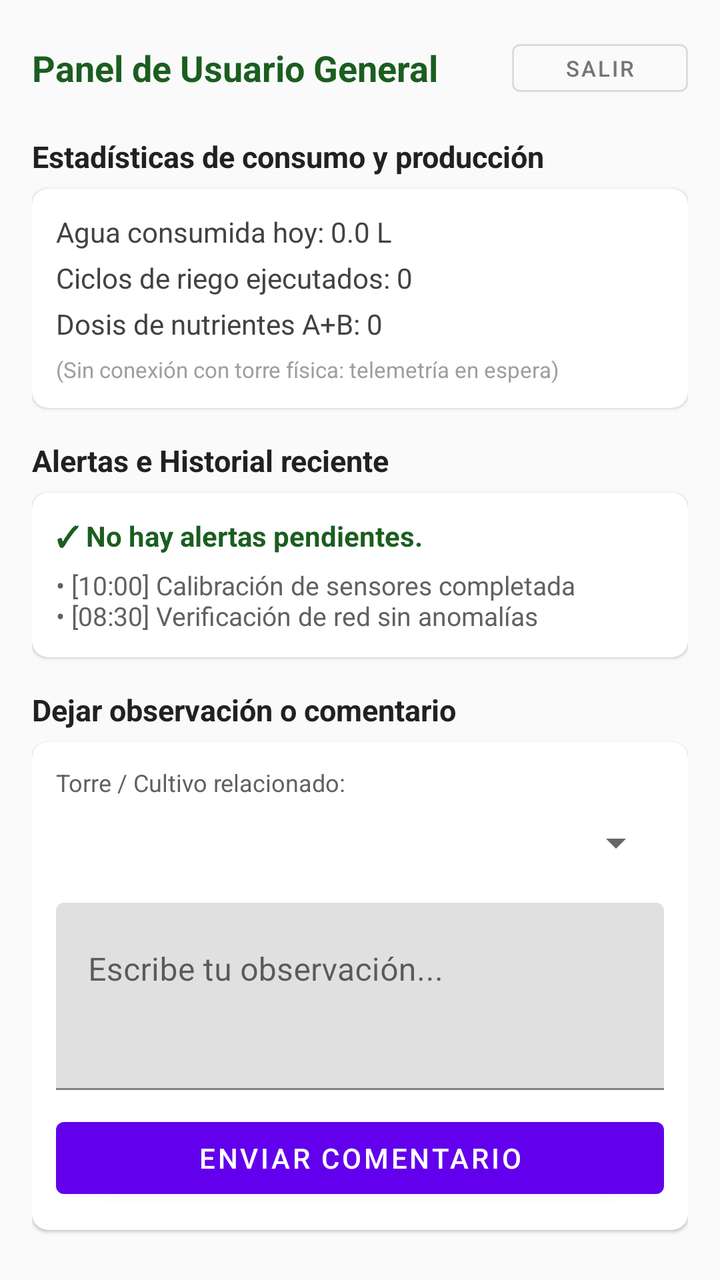
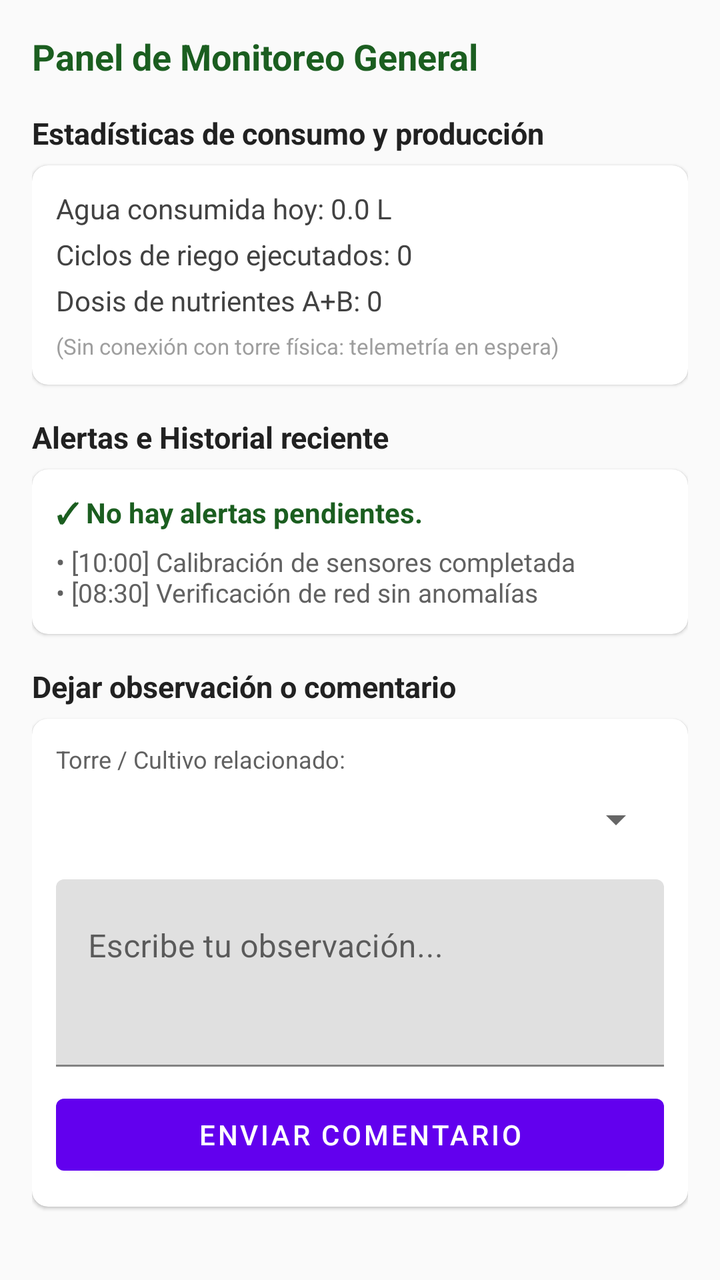

Screens rendered from an Android XML layout before and after an edit, with the pre-edit source and the edit as a unified diff.
<!-- AndroidManifest.xml: application theme Theme.HidroSmart -->
<!-- res/layout/fragment_historial.xml -->
<?xml version="1.0" encoding="utf-8"?>
<ScrollView xmlns:android="http://schemas.android.com/apk/res/android"
    xmlns:app="http://schemas.android.com/apk/res-auto"
    android:layout_width="match_parent"
    android:layout_height="match_parent"
    android:background="#FAFAFA"
    android:fillViewport="true">

    <LinearLayout
        android:layout_width="match_parent"
        android:layout_height="wrap_content"
        android:orientation="vertical"
        android:padding="16dp">

        
        <LinearLayout
            android:layout_width="match_parent"
            android:layout_height="wrap_content"
            android:gravity="center_vertical"
            android:orientation="horizontal">

            <TextView
                android:layout_width="0dp"
                android:layout_height="wrap_content"
                android:layout_weight="1"
                android:text="Panel de Usuario General"
                android:textColor="#1B5E20"
                android:textSize="18sp"
                android:textStyle="bold" />

            <Button
                android:id="@+id/btnCerrarSesion"
                style="?attr/materialButtonOutlinedStyle"
                android:layout_width="wrap_content"
                android:layout_height="36dp"
                android:paddingStart="10dp"
                android:paddingEnd="10dp"
                android:text="Salir"
                android:textColor="#757575"
                android:textSize="11sp" />
        </LinearLayout>

        
        <TextView
            android:layout_width="wrap_content"
            android:layout_height="wrap_content"
            android:layout_marginTop="16dp"
            android:text="Estadísticas de consumo y producción"
            android:textColor="#212121"
            android:textSize="15sp"
            android:textStyle="bold" />

        <com.google.android.material.card.MaterialCardView
            android:layout_width="match_parent"
            android:layout_height="wrap_content"
            android:layout_marginTop="6dp"
            app:cardCornerRadius="8dp"
            app:cardElevation="1dp">

            <LinearLayout
                android:layout_width="match_parent"
                android:layout_height="wrap_content"
                android:orientation="vertical"
                android:padding="12dp">

                <TextView
                    android:layout_width="wrap_content"
                    android:layout_height="wrap_content"
                    android:text="Agua consumida hoy: 0.0 L"
                    android:textColor="#424242"
                    android:textSize="14sp" />

                <TextView
                    android:layout_width="wrap_content"
                    android:layout_height="wrap_content"
                    android:layout_marginTop="4dp"
                    android:text="Ciclos de riego ejecutados: 0"
                    android:textColor="#424242"
                    android:textSize="14sp" />

                <TextView
                    android:layout_width="wrap_content"
                    android:layout_height="wrap_content"
                    android:layout_marginTop="4dp"
                    android:text="Dosis de nutrientes A+B: 0"
                    android:textColor="#424242"
                    android:textSize="14sp" />

                <TextView
                    android:layout_width="wrap_content"
                    android:layout_height="wrap_content"
                    android:layout_marginTop="6dp"
                    android:text="(Sin conexión con torre física: telemetría en espera)"
                    android:textColor="#9E9E9E"
                    android:textSize="11sp" />
            </LinearLayout>
        </com.google.android.material.card.MaterialCardView>

        
        <TextView
            android:layout_width="wrap_content"
            android:layout_height="wrap_content"
            android:layout_marginTop="16dp"
            android:text="Alertas e Historial reciente"
            android:textColor="#212121"
            android:textSize="15sp"
            android:textStyle="bold" />

        <com.google.android.material.card.MaterialCardView
            android:layout_width="match_parent"
            android:layout_height="wrap_content"
            android:layout_marginTop="6dp"
            app:cardCornerRadius="8dp"
            app:cardElevation="1dp">

            <LinearLayout
                android:layout_width="match_parent"
                android:layout_height="wrap_content"
                android:orientation="vertical"
                android:padding="12dp">

                <TextView
                    android:layout_width="wrap_content"
                    android:layout_height="wrap_content"
                    android:text="✓ No hay alertas pendientes."
                    android:textColor="#1B5E20"
                    android:textStyle="bold" />

                <TextView
                    android:layout_width="wrap_content"
                    android:layout_height="wrap_content"
                    android:layout_marginTop="6dp"
                    android:text="• [10:00] Calibración de sensores completada\n• [08:30] Verificación de red sin anomalías"
                    android:textColor="#616161"
                    android:textSize="13sp" />
            </LinearLayout>
        </com.google.android.material.card.MaterialCardView>

        
        <TextView
            android:layout_width="wrap_content"
            android:layout_height="wrap_content"
            android:layout_marginTop="16dp"
            android:text="Dejar observación o comentario"
            android:textColor="#212121"
            android:textSize="15sp"
            android:textStyle="bold" />

        <com.google.android.material.card.MaterialCardView
            android:layout_width="match_parent"
            android:layout_height="wrap_content"
            android:layout_marginTop="6dp"
            app:cardCornerRadius="8dp"
            app:cardElevation="1dp">

            <LinearLayout
                android:layout_width="match_parent"
                android:layout_height="wrap_content"
                android:orientation="vertical"
                android:padding="12dp">

                <TextView
                    android:layout_width="wrap_content"
                    android:layout_height="wrap_content"
                    android:text="Torre / Cultivo relacionado:"
                    android:textColor="#616161"
                    android:textSize="12sp" />

                <Spinner
                    android:id="@+id/spnTorreComentario"
                    android:layout_width="match_parent"
                    android:layout_height="44dp" />

                <com.google.android.material.textfield.TextInputLayout
                    android:layout_width="match_parent"
                    android:layout_height="wrap_content"
                    android:layout_marginTop="8dp"
                    android:hint="Escribe tu observación...">

                    <com.google.android.material.textfield.TextInputEditText
                        android:id="@+id/etComentario"
                        android:layout_width="match_parent"
                        android:layout_height="wrap_content"
                        android:gravity="top"
                        android:lines="3" />
                </com.google.android.material.textfield.TextInputLayout>

                <Button
                    android:id="@+id/btnEnviarComentario"
                    android:layout_width="match_parent"
                    android:layout_height="wrap_content"
                    android:layout_marginTop="10dp"
                    android:text="Enviar comentario" />

                <TextView
                    android:id="@+id/tvUltimoComentario"
                    android:layout_width="match_parent"
                    android:layout_height="wrap_content"
                    android:layout_marginTop="8dp"
                    android:textColor="#424242"
                    android:textSize="12sp"
                    android:visibility="gone" />
            </LinearLayout>
        </com.google.android.material.card.MaterialCardView>

    </LinearLayout>
</ScrollView>
<!-- resources referenced by this layout -->
<resources>
  <style name="Theme.HidroSmart" parent="Theme.MaterialComponents.DayNight.NoActionBar">
          
          <item name="colorPrimary">@color/purple_500</item>
          <item name="colorPrimaryVariant">@color/purple_700</item>
          <item name="colorOnPrimary">@color/white</item>
          
          <item name="colorSecondary">@color/teal_200</item>
          <item name="colorSecondaryVariant">@color/teal_700</item>
          <item name="colorOnSecondary">@color/black</item>
          
          <item name="android:statusBarColor">?attr/colorPrimaryVariant</item>
          
      </style>
  <color name="purple_500">#FF6200EE</color>
  <color name="purple_700">#FF3700B3</color>
  <color name="white">#FFFFFFFF</color>
  <color name="teal_200">#FF03DAC5</color>
  <color name="teal_700">#FF018786</color>
  <color name="black">#FF000000</color>
</resources>

<!-- the commit's change to res/layout/fragment_historial.xml (unified diff, before → after) -->
@@ -12,33 +12,13 @@
         android:orientation="vertical"
         android:padding="16dp">
 
-        
-        <LinearLayout
-            android:layout_width="match_parent"
+        <TextView
+            android:layout_width="wrap_content"
             android:layout_height="wrap_content"
-            android:gravity="center_vertical"
-            android:orientation="horizontal">
-
-            <TextView
-                android:layout_width="0dp"
-                android:layout_height="wrap_content"
-                android:layout_weight="1"
-                android:text="Panel de Usuario General"
-                android:textColor="#1B5E20"
-                android:textSize="18sp"
-                android:textStyle="bold" />
-
-            <Button
-                android:id="@+id/btnCerrarSesion"
-                style="?attr/materialButtonOutlinedStyle"
-                android:layout_width="wrap_content"
-                android:layout_height="36dp"
-                android:paddingStart="10dp"
-                android:paddingEnd="10dp"
-                android:text="Salir"
-                android:textColor="#757575"
-                android:textSize="11sp" />
-        </LinearLayout>
+            android:text="Panel de Monitoreo General"
+            android:textColor="#1B5E20"
+            android:textSize="18sp"
+            android:textStyle="bold" />
 
         
         <TextView
